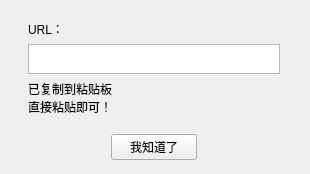
This is pasteprompt.ui in Simpidbit/pastebin-bread as Qt 5 draws it before an edit. The edited form follows.
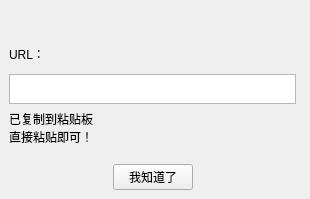
This is the edited form.

Patch:
```diff
--- a/pasteprompt.ui
+++ b/pasteprompt.ui
@@ -7,14 +7,23 @@
     <x>0</x>
     <y>0</y>
     <width>310</width>
-    <height>163</height>
+    <height>199</height>
    </rect>
   </property>
   <property name="windowTitle">
    <string>Form</string>
   </property>
+  <widget class="QWidget" name="widget" native="true">
+   <property name="geometry">
+    <rect>
+     <x>0</x>
+     <y>30</y>
+     <width>305</width>
+     <height>163</height>
+    </rect>
+   </property>
   <layout class="QGridLayout" name="gridLayout_2">
-   <item row="0" column="1" colspan="3">
+    <item row="0" column="0" colspan="3">
     <widget class="QWidget" name="mainWidget" native="true">
      <layout class="QGridLayout" name="gridLayout">
       <item row="0" column="0">
@@ -48,14 +57,7 @@
      </layout>
     </widget>
    </item>
-   <item row="2" column="2">
-    <widget class="QPushButton" name="closeBtn">
-     <property name="text">
-      <string>我知道了</string>
-     </property>
-    </widget>
-   </item>
-   <item row="2" column="0" colspan="2">
+    <item row="1" column="0">
     <spacer name="horizontalSpacer">
      <property name="orientation">
       <enum>Qt::Horizontal</enum>
@@ -68,7 +70,14 @@
      </property>
     </spacer>
    </item>
-   <item row="2" column="3" colspan="2">
+    <item row="1" column="1">
+     <widget class="QPushButton" name="closeBtn">
+      <property name="text">
+       <string>我知道了</string>
+      </property>
+     </widget>
+    </item>
+    <item row="1" column="2">
     <spacer name="horizontalSpacer_4">
      <property name="orientation">
       <enum>Qt::Horizontal</enum>
@@ -82,6 +91,7 @@
     </spacer>
    </item>
   </layout>
+  </widget>
  </widget>
  <resources/>
  <connections/>
```
Left out of the diff: 14 changed lines with no effect on the pictures. Lines whose indentation alone changed are shown as unchanged.
